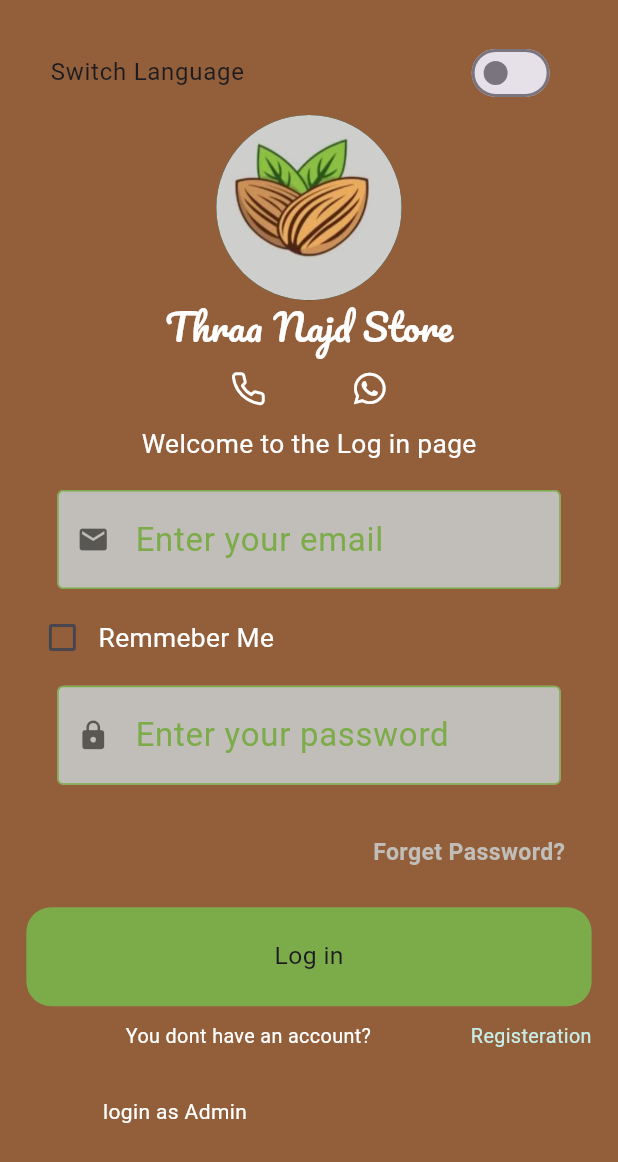
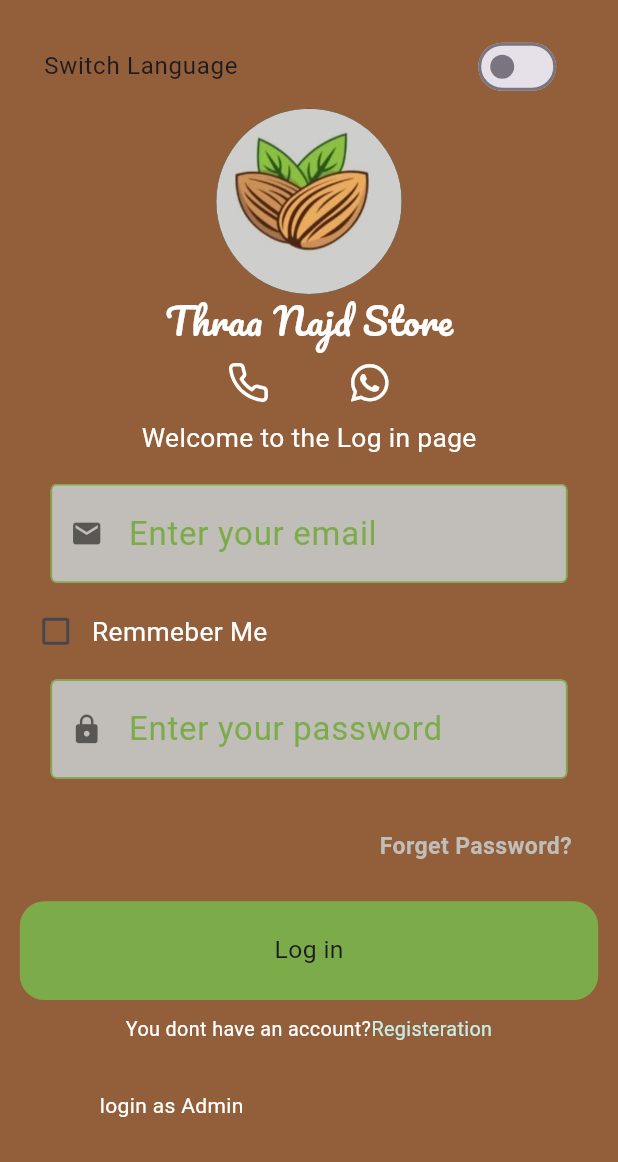
Before and after one commit to Majdasafdev/Thraa_najd_app, a Flutter app: the screen it shows after launch, on a phone screen of 412 x 824 dp. Shown: the top 1162 px of the screen. Run offline on Flutter 3.47's test engine with Material 3 defaults, Android fonts, the phone set to English and light mode, and no system bars; drawn by our look-alikes of modal_progress_hud_nsn; our stand-ins replace awesome_dialog, cloud_firestore, dart_mappable, device_preview, easy_localization, fast_immutable_collections and 7 more; missing offline and left inert: excel, firebase_app_check; accounts and stored records are empty; generated files the repository leaves out were written again.

Commit message:
Responsive & Adaptive Login, Signup views

```diff
--- a/lib/screens/LoginView.dart
+++ b/lib/screens/LoginView.dart
@@ -57,8 +57,8 @@ class _LoginViewState extends State<LoginView> {
           inAsyncCall: modelHud.isLoading,
           child: Padding(
             padding: EdgeInsets.symmetric(
-              horizontal: 16.0 * (screenSize.width / 375.0),
-              vertical: 20.0 * (screenSize.height / 800.0),
+              horizontal: 12.0 * (screenSize.width / 375.0),
+              vertical: 16.0 * (screenSize.height / 800.0),
             ),
             child: Form(
               key: formkey,
@@ -69,11 +69,13 @@ class _LoginViewState extends State<LoginView> {
                   Row(
                     mainAxisAlignment: MainAxisAlignment.center,
                     children: [
-                      Text(
+                      Flexible(
+                        child: Text(
                           'logwelcome'.tr(),
                           style: TextStyle(
                             fontSize: 16 * (screenSize.width / 375.0),
                             color: Colors.white,
+                          ),
                         ),
                       ),
                     ],
@@ -102,11 +104,13 @@ class _LoginViewState extends State<LoginView> {
                           },
                         ),
                       ),
-                      Text(
+                      Flexible(
+                        child: Text(
                           'remember'.tr(),
                           style: TextStyle(
                             color: Colors.white,
                             fontSize: 16 * (screenSize.width / 375.0),
+                          ),
                         ),
                       ),
                     ],
@@ -132,9 +136,12 @@ class _LoginViewState extends State<LoginView> {
                   SizedBox(height: 10 * (screenSize.height / 800.0)),
                   Row(
                     mainAxisAlignment: MainAxisAlignment.center,
+                    mainAxisSize: MainAxisSize.min,
+                    crossAxisAlignment:
+                        CrossAxisAlignment.start, // Add this line
+
                     children: [
-                      Expanded(
-                        child: Center(
+                      Flexible(
                         child: Text(
                           'donthaveaccount'.tr(),
                           style: TextStyle(
@@ -145,14 +152,10 @@ class _LoginViewState extends State<LoginView> {
                           overflow: TextOverflow.ellipsis,
                         ),
                       ),
-                      ),
-                      const SizedBox(
-                          width: 0), // Explicitly set the space between widgets
                       GestureDetector(
                         onTap: () {
                           Navigator.pushNamed(context, RegistrationView.id);
                         },
-                        child: Center(
                         child: Text(
                           'registerationn'.tr(),
                           style: TextStyle(
@@ -161,7 +164,6 @@ class _LoginViewState extends State<LoginView> {
                           ),
                           textAlign: TextAlign.center,
                           overflow: TextOverflow.ellipsis,
-                          ),
                         ),
                       ),
                     ],
--- a/lib/widgets/custome_logo.dart
+++ b/lib/widgets/custome_logo.dart
@@ -33,6 +33,8 @@ class CustomLogo extends StatelessWidget {
   Widget build(BuildContext context) {
     final double screenWidth = MediaQuery.of(context).size.width;
     final double screenHeight = MediaQuery.of(context).size.height;
+    final double iconSize;
+    final screenSize = MediaQuery.of(context).size;
 
     return SingleChildScrollView(
       // Increased height to accommodate all content
@@ -65,12 +67,14 @@ class CustomLogo extends StatelessWidget {
                 icon: const Icon(Feather.phone,
                     color: Colors.white), // Use Feather's phone icon
                 onPressed: _makePhoneCall,
+                iconSize: 26.0 * (screenSize.width / 375.0),
               ),
               SizedBox(width: screenWidth * 0.08), // Space between icons
               IconButton(
                 icon: const Icon(FontAwesome5Brands.whatsapp,
                     color: Colors.white), // Use FontAwesome's WhatsApp icon
                 onPressed: _launchWhatsApp,
+                iconSize: 26.0 * (screenSize.width / 375.0),
               ),
             ],
           ),
```
Also changed, not shown: lib/screens/RegistrationView.dart (+11 -7 lines), lib/widgets/AdaptiveLayoutWidget.dart (+27 -16 lines). Lines whose indentation alone changed are shown as unchanged.
